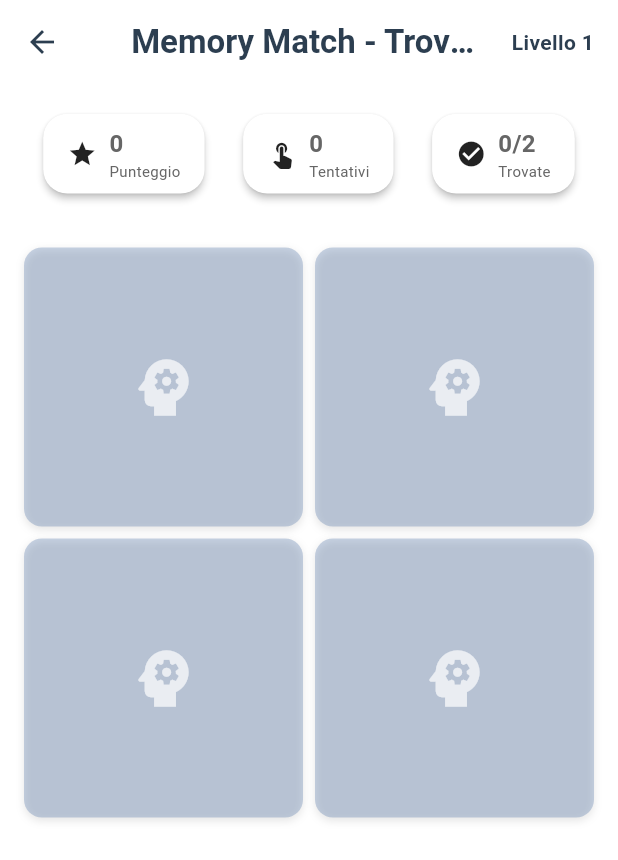
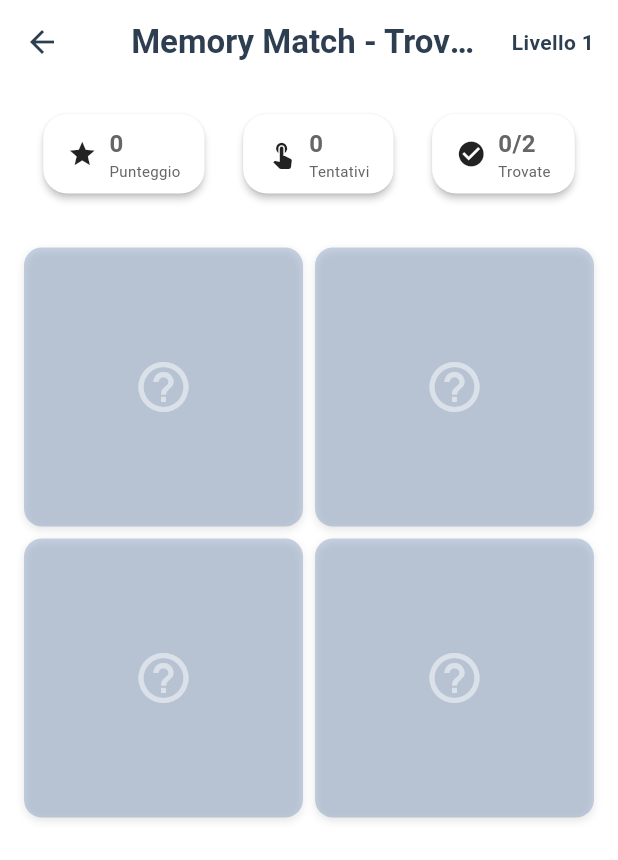
Before and after one commit to medicagbsrl-ux/brain-boost-v2, a Flutter app: the MemoryMatchGame screen opened directly with empty values, on a phone screen of 412 x 824 dp. Shown: the top 860 px of the screen. Run offline on Flutter 3.47's test engine with Material 3 defaults, Android fonts, the phone set to English and light mode, and no system bars; our stand-ins replace csv, fl_chart, flutter_local_notifications, flutter_tts, hive_flutter, pdf and 2 more; missing offline and left inert: dart:html; accounts and stored records are empty.

Commit message:
v3.4.1: Fix #3 Memory Match - Neutral back icon, square cards, responsive grid

```diff
--- a/lib/games/memory_match/memory_match_game.dart
+++ b/lib/games/memory_match/memory_match_game.dart
@@ -298,6 +298,7 @@ class _MemoryMatchGameState extends State<MemoryMatchGame> {
                     crossAxisCount: crossAxisCount,
                     crossAxisSpacing: 8,
                     mainAxisSpacing: 8,
+                    childAspectRatio: 1.0, // Carte quadrate
                   ),
                   itemCount: cards.length,
                   itemBuilder: (context, index) {
@@ -375,15 +376,15 @@ class _MemoryMatchGameState extends State<MemoryMatchGame> {
             ? Center(
                 child: Icon(
                   card.symbol,
-                  size: 50, // Aumentato da 40 a 50
+                  size: 40, // Dimensione ottimale per carte quadrate
                   color: Colors.white,
                 ),
               )
             : Center(
                 child: Icon(
-                  Icons.psychology, // Cambiato da question_mark a psychology (cervello)
-                  size: 50, // Aumentato
-                  color: Colors.white.withValues(alpha: 0.7), // Più visibile
+                  Icons.help_outline, // Icona neutra "?"
+                  size: 40,
+                  color: Colors.white.withValues(alpha: 0.5),
                 ),
               ),
       ),
```
